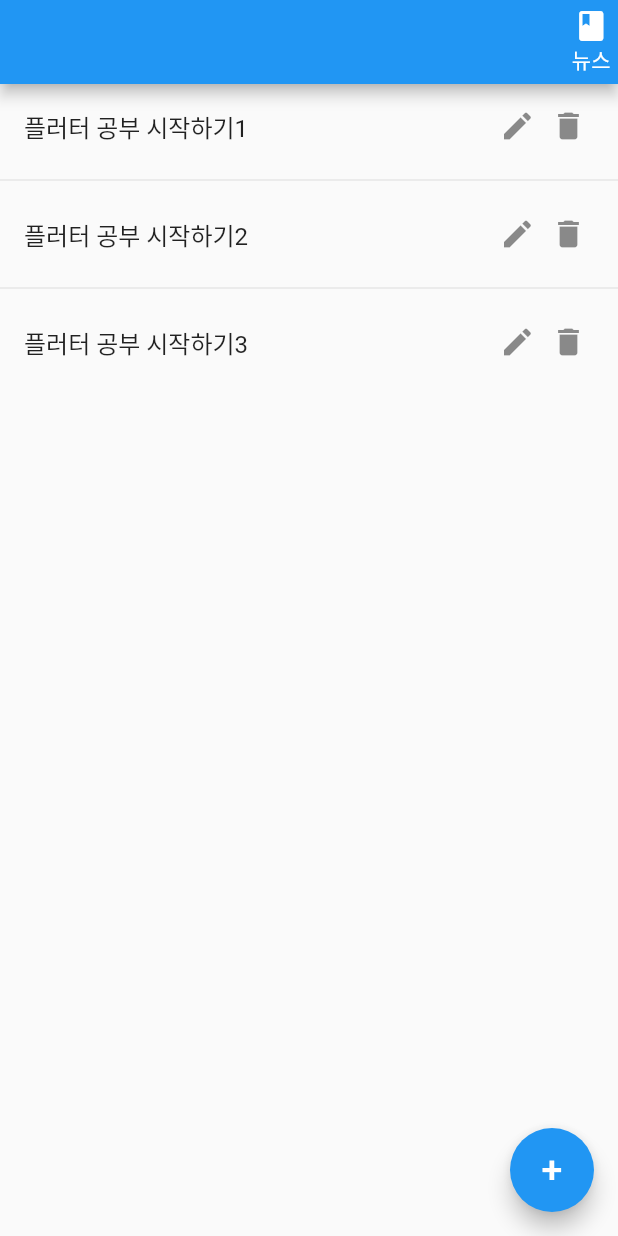
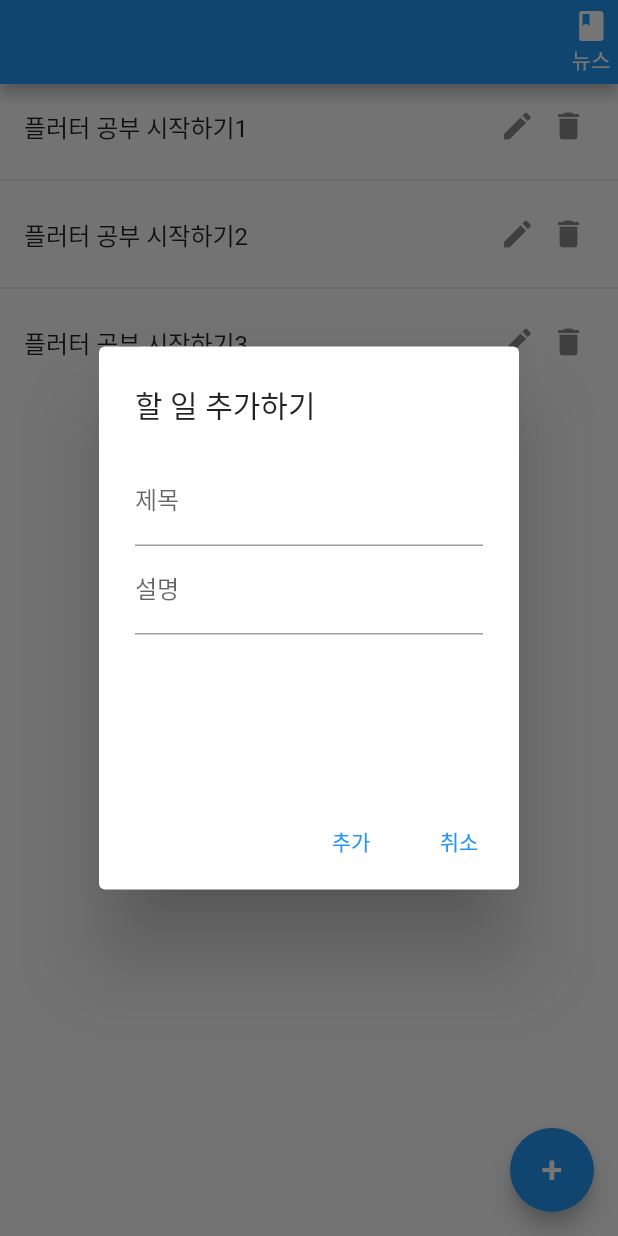
Before and after one commit to ireneeming/flutter_todo_list, a Flutter app: the ListScreen screen opened directly, after a tap on an icon or button, on a phone screen of 412 x 824 dp. Run offline on Flutter 3.47's test engine with Material 2 defaults, Android fonts, the phone set to English and light mode, and no system bars; our stand-ins replace shared_preferences; accounts and stored records are empty.

```diff
--- a/lib/screens/list_screen.dart
+++ b/lib/screens/list_screen.dart
@@ -16,7 +16,6 @@ class _ListScreenState extends State<ListScreen> {
   @override
   void initState() {
     super.initState();
-    print("initState");
     todos = todoDefault.getTodos();
     setState(() {
       isLoading = false;
@@ -44,8 +43,55 @@ class _ListScreenState extends State<ListScreen> {
           ],
         ),
         floatingActionButton: FloatingActionButton(
-          onPressed: () {},
           child: Text('+', style: TextStyle(fontSize: 25)),
+          onPressed: () {
+            showDialog(
+                context: context,
+                builder: (BuildContext context) {
+                  String title = '';
+                  String description = '';
+
+                  return AlertDialog(
+                    title: Text('할 일 추가하기'),
+                    content: Container(
+                      height: 200,
+                      child: Column(
+                        children: [
+                          TextField(
+                            onChanged: (value) {
+                              title = value;
+                            },
+                            decoration: InputDecoration(labelText: '제목'),
+                          ),
+                          TextField(
+                            onChanged: (value) {
+                              description = value;
+                            },
+                            decoration: InputDecoration(labelText: '설명'),
+                          ),
+                        ],
+                      ),
+                    ),
+                    actions: [
+                      TextButton(
+                          onPressed: () {
+                            setState(() {
+                              print('[UI] ADD');
+                              todoDefault.addTodo(
+                                  Todo(title: title, description: description));
+                            });
+                            Navigator.of(context).pop();
+                          },
+                          child: Text('추가')),
+                      TextButton(
+                          onPressed: () {
+                            Navigator.of(context).pop();
+                          },
+                          child: Text('취소')),
+                    ],
+                  );
+                });
+          },
         ),
         body: isLoading
             ? Center(
```
